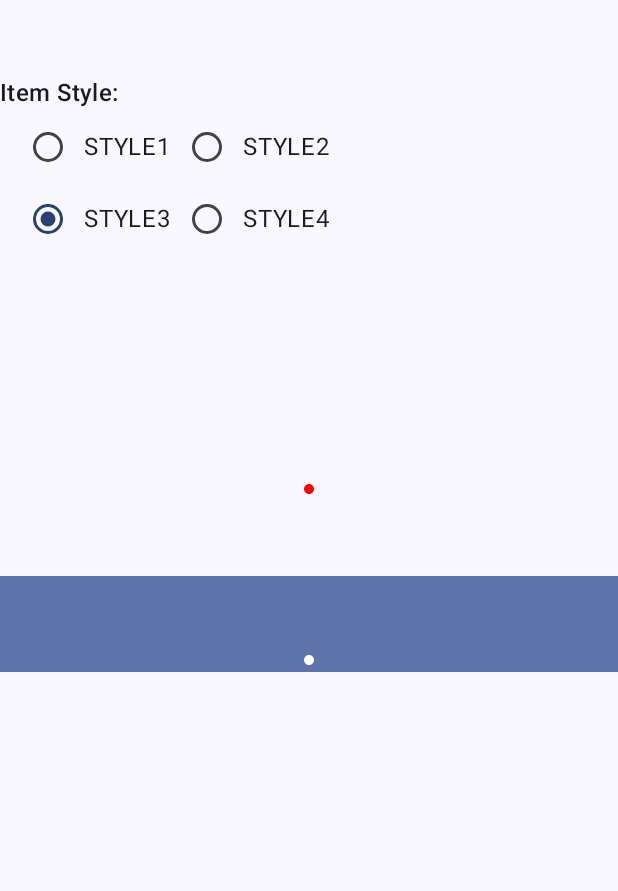
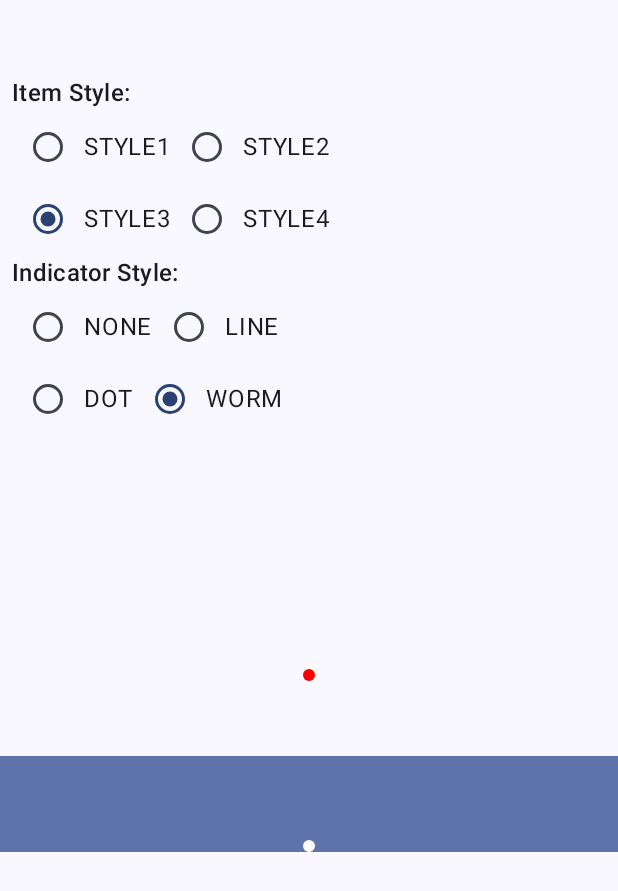
Before and after one commit to canopas/compose-animated-navigationbar, an Android app built with Jetpack Compose: the composable Screen2 called with empty values, on a phone screen of 412 x 824 dp. Shown: the top 891 px of the screen. Run offline under Robolectric (Android 15) with nearby library versions, the phone set to English and light mode, and no system bars.

Commit message:
Add worm indicator

```diff
--- a/app/build.gradle.kts
+++ b/app/build.gradle.kts
@@ -52,11 +52,11 @@ android {
 dependencies {
 
     implementation("androidx.lifecycle:lifecycle-runtime-ktx:2.6.2")
-    implementation("androidx.activity:activity-compose:1.7.2")
+    implementation("androidx.activity:activity-compose:1.8.0")
     implementation(platform("androidx.compose:compose-bom:2023.09.00"))
     implementation("androidx.compose.ui:ui")
     implementation("androidx.compose.ui:ui-graphics")
-    implementation("androidx.navigation:navigation-compose:2.7.3")
+    implementation("androidx.navigation:navigation-compose:2.7.4")
     implementation("androidx.compose.ui:ui-tooling-preview")
     implementation("androidx.compose.material3:material3")
     testImplementation("junit:junit:4.13.2")
--- a/app/src/main/java/com/example/animatedbottombarcompose/MainActivity.kt
+++ b/app/src/main/java/com/example/animatedbottombarcompose/MainActivity.kt
@@ -17,10 +17,10 @@ import androidx.navigation.compose.rememberNavController
 import com.example.animatedbottombarcompose.composables.Screen1
 import com.example.animatedbottombarcompose.composables.Screen2
 import com.example.animatedbottombarcompose.composables.Screen3
+import com.example.animatedbottombarcompose.model.MainNavigation
 import com.example.animatedbottombarcompose.ui.theme.AnimatedBottomBarComposeTheme
 import com.example.bottombar.AnimatedBottomBar
 import com.example.bottombar.components.BottomBarItem
-import com.example.animatedbottombarcompose.model.MainNavigation
 import com.example.bottombar.model.IndicatorStyle
 
 class MainActivity : ComponentActivity() {
--- a/app/src/main/java/com/example/animatedbottombarcompose/composables/Screen2.kt
+++ b/app/src/main/java/com/example/animatedbottombarcompose/composables/Screen2.kt
@@ -35,7 +35,17 @@ fun Screen2(navigationItems: List<MainNavigation>) {
     var itemStyle: ItemStyle by remember {
         mutableStateOf(ItemStyle.STYLE3)
     }
+    var indicatorStyle: IndicatorStyle by remember {
+        mutableStateOf(IndicatorStyle.WORM)
+    }
     val itemStyles = listOf(ItemStyle.STYLE1, ItemStyle.STYLE2, ItemStyle.STYLE3, ItemStyle.STYLE4)
+    val indicatorStyles =
+        listOf(
+            IndicatorStyle.NONE,
+            IndicatorStyle.LINE,
+            IndicatorStyle.DOT,
+            IndicatorStyle.WORM
+        )
     Column(
         modifier = Modifier
             .fillMaxSize()
@@ -46,7 +56,8 @@ fun Screen2(navigationItems: List<MainNavigation>) {
 
         Text(
             text = "Item Style:",
-            style = MaterialTheme.typography.titleMedium
+            style = MaterialTheme.typography.titleMedium,
+            modifier = Modifier.padding(horizontal = 8.dp)
         )
         Column(
             modifier = Modifier
@@ -71,12 +82,40 @@ fun Screen2(navigationItems: List<MainNavigation>) {
             }
         }
 
+        Text(
+            text = "Indicator Style:",
+            style = MaterialTheme.typography.titleMedium,
+            modifier = Modifier.padding(horizontal = 8.dp)
+        )
+        Column(
+            modifier = Modifier
+                .fillMaxWidth()
+                .padding(horizontal = 8.dp)
+        ) {
+            Row(verticalAlignment = Alignment.CenterVertically) {
+                indicatorStyles.take(2).forEach {
+                    RadioButton(selected = it == indicatorStyle, onClick = {
+                        indicatorStyle = it
+                    })
+                    Text(text = it.name)
+                }
+            }
+            Row(verticalAlignment = Alignment.CenterVertically) {
+                indicatorStyles.takeLast(2).forEach {
+                    RadioButton(selected = it == indicatorStyle, onClick = {
+                        indicatorStyle = it
+                    })
+                    Text(text = it.name)
+                }
+            }
+        }
+
         Spacer(modifier = Modifier.height(100.dp))
 
         AnimatedBottomBar(
             selectedItem = selectedItem,
             itemSize = navigationItems.size,
-            indicatorStyle = if (itemStyle != ItemStyle.STYLE2) IndicatorStyle.DOT else IndicatorStyle.NONE,
+            indicatorStyle = if (itemStyle != ItemStyle.STYLE2) indicatorStyle else IndicatorStyle.NONE,
             containerColor = Color.Transparent,
             indicatorColor = Color.Red
         ) {
@@ -102,7 +141,7 @@ fun Screen2(navigationItems: List<MainNavigation>) {
         AnimatedBottomBar(
             selectedItem = selectedItem,
             itemSize = navigationItems.size,
-            indicatorStyle = if (itemStyle != ItemStyle.STYLE2) IndicatorStyle.DOT else IndicatorStyle.NONE,
+            indicatorStyle = if (itemStyle != ItemStyle.STYLE2) indicatorStyle else IndicatorStyle.NONE,
             indicatorColor = Color.White
         ) {
             navigationItems.forEachIndexed { index, navigationItem ->
--- a/app/src/main/java/com/example/animatedbottombarcompose/composables/Screen3.kt
+++ b/app/src/main/java/com/example/animatedbottombarcompose/composables/Screen3.kt
@@ -45,7 +45,8 @@ fun Screen3(navigationItems: List<MainNavigation>) {
 
         Text(
             text = "Item Style:",
-            style = MaterialTheme.typography.titleMedium
+            style = MaterialTheme.typography.titleMedium,
+            modifier = Modifier.padding(horizontal = 8.dp)
         )
         Column(
             modifier = Modifier
--- a/bottombar/build.gradle.kts
+++ b/bottombar/build.gradle.kts
@@ -9,7 +9,6 @@ android {
 
     defaultConfig {
         minSdk = 24
-        targetSdk = 33
 
         testInstrumentationRunner = "androidx.test.runner.AndroidJUnitRunner"
         consumerProguardFiles("consumer-rules.pro")
@@ -50,7 +49,7 @@ android {
 dependencies {
 
     implementation("androidx.lifecycle:lifecycle-runtime-ktx:2.6.2")
-    implementation("androidx.activity:activity-compose:1.7.2")
+    implementation("androidx.activity:activity-compose:1.8.0")
     implementation(platform("androidx.compose:compose-bom:2023.09.00"))
     implementation("androidx.compose.ui:ui")
     implementation("androidx.compose.ui:ui-graphics")
--- a/bottombar/src/main/java/com/example/bottombar/AnimatedBottomBar.kt
+++ b/bottombar/src/main/java/com/example/bottombar/AnimatedBottomBar.kt
@@ -25,6 +25,7 @@ import androidx.compose.ui.unit.dp
 import com.example.bottombar.components.DotIndicator
 import com.example.bottombar.components.FilledIndicator
 import com.example.bottombar.components.LineIndicator
+import com.example.bottombar.components.WormIndicator
 import com.example.bottombar.model.IndicatorDirection
 import com.example.bottombar.model.IndicatorStyle
 import com.example.bottombar.utils.conditional
@@ -81,7 +82,8 @@ fun AnimatedBottomBar(
                 itemSize?.let {
                     val maxWidth = this.maxWidth
                     val indicatorOffset: Dp by animateDpAsState(
-                        targetValue = (maxWidth / itemSize) * selectedItem,
+                        targetValue = (maxWidth / (itemSize.takeIf { it != 0 }
+                            ?: 1)) * selectedItem,
                         animationSpec = animationSpec,
                         label = "indicator"
                     )
@@ -91,17 +93,27 @@ fun AnimatedBottomBar(
                         IndicatorStyle.DOT -> {
                             DotIndicator(
                                 indicatorOffset = indicatorOffset,
-                                arraySize = itemSize,
+                                arraySize = itemSize.takeIf { it != 0 } ?: 1,
                                 indicatorColor = indicatorColor,
                                 modifier = Modifier
                                     .height(bottomBarHeight)
                             )
                         }
 
+                        IndicatorStyle.WORM -> {
+                            WormIndicator(
+                                indicatorOffset = indicatorOffset,
+                                indicatorColor = indicatorColor,
+                                modifier = Modifier
+                                    .height(bottomBarHeight),
+                                itemWidth = maxWidth / (itemSize.takeIf { it != 0 } ?: 1)
+                            )
+                        }
+
                         IndicatorStyle.LINE -> {
                             LineIndicator(
                                 indicatorOffset = indicatorOffset,
-                                arraySize = itemSize,
+                                arraySize = itemSize.takeIf { it != 0 } ?: 1,
                                 indicatorHeight = indicatorHeight,
                                 indicatorColor = indicatorColor,
                                 modifier = Modifier
@@ -118,7 +130,7 @@ fun AnimatedBottomBar(
                         IndicatorStyle.FILLED -> {
                             FilledIndicator(
                                 indicatorOffset = indicatorOffset,
-                                arraySize = itemSize,
+                                arraySize = itemSize.takeIf { it != 0 } ?: 1,
                                 indicatorColor = indicatorColor,
                                 modifier = Modifier
                                     .height(bottomBarHeight),
--- a/bottombar/src/main/java/com/example/bottombar/components/Indicators.kt
+++ b/bottombar/src/main/java/com/example/bottombar/components/Indicators.kt
@@ -9,13 +9,19 @@ import androidx.compose.foundation.layout.height
 import androidx.compose.foundation.layout.offset
 import androidx.compose.foundation.layout.padding
 import androidx.compose.foundation.layout.size
+import androidx.compose.foundation.layout.width
 import androidx.compose.foundation.shape.RoundedCornerShape
 import androidx.compose.material3.Icon
 import androidx.compose.runtime.Composable
 import androidx.compose.ui.Alignment
 import androidx.compose.ui.Modifier
+import androidx.compose.ui.composed
 import androidx.compose.ui.draw.clip
+import androidx.compose.ui.draw.drawWithContent
+import androidx.compose.ui.geometry.CornerRadius
+import androidx.compose.ui.geometry.RoundRect
 import androidx.compose.ui.graphics.Color
+import androidx.compose.ui.graphics.Path
 import androidx.compose.ui.res.painterResource
 import androidx.compose.ui.unit.Dp
 import androidx.compose.ui.unit.dp
@@ -70,6 +76,27 @@ internal fun DotIndicator(
 }
 
 @Composable
+internal fun WormIndicator(
+    indicatorOffset: Dp,
+    indicatorColor: Color,
+    modifier: Modifier,
+    itemWidth: Dp
+) {
+    Box(
+        modifier = modifier
+            .width(itemWidth)
+    ) {
+        Box(
+            modifier = Modifier
+                .align(Alignment.BottomCenter)
+                .customWormTransition(indicatorOffset, indicatorColor, itemWidth)
+                .size(8.dp)
+                .padding(bottom = 4.dp)
+        )
+    }
+}
+
+@Composable
 internal fun FilledIndicator(
     indicatorOffset: Dp,
     arraySize: Int,
@@ -88,3 +115,29 @@ internal fun FilledIndicator(
             .background(indicatorColor, shape = indicatorShape)
     )
 }
+
+fun Modifier.customWormTransition(
+    offset: Dp,
+    indicatorColor: Color,
+    itemWidth: Dp
+) = composed {
+    drawWithContent {
+        val distance = itemWidth.roundToPx()
+        val scrollPosition = (offset.toPx().div(distance))
+        val wormOffset = (scrollPosition % 1) * 2
+
+        val xPos = scrollPosition.toInt() * distance
+        val head = xPos + distance * 0f.coerceAtLeast(wormOffset - 1)
+        val tail = xPos + size.width + distance * 1f.coerceAtMost(wormOffset)
+
+        val worm = RoundRect(
+            head, 0f, tail, size.height,
+            CornerRadius(50f)
+        )
+
+        val path = Path().apply { addRoundRect(worm) }
+
+        // Draw the worm shape on top of the content
+        drawPath(path = path, color = indicatorColor)
+    }
+}
--- a/bottombar/src/main/java/com/example/bottombar/model/IndicatorStyle.kt
+++ b/bottombar/src/main/java/com/example/bottombar/model/IndicatorStyle.kt
@@ -7,6 +7,8 @@ package com.example.bottombar.model
  *
  * [DOT]: Dot indicator will be shown(only at bottom direction).
  *
+ * [WORM]: Worm indicator will be shown(only at bottom direction).
+ *
  * [LINE]: Line indicator(Horizontal Tab) will be shown at specified direction.
  *
  * [FILLED]: Rounded indicator(Filled) will be shown at center of bottom bar.
@@ -14,6 +16,7 @@ package com.example.bottombar.model
 enum class IndicatorStyle {
     NONE,
     DOT,
+    WORM,
     LINE,
     FILLED
 }
```
Also changed, not shown: app/src/main/java/com/example/animatedbottombarcompose/composables/Screen1.kt (+16 -7 lines), 2 other files.
